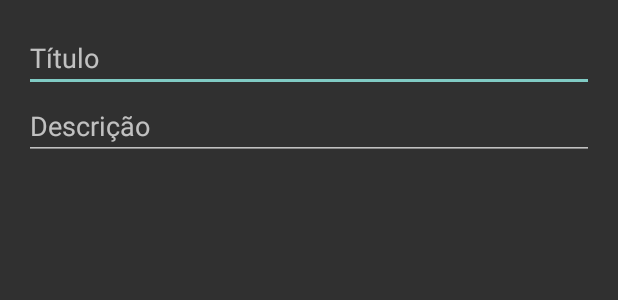
After one commit to matshw/appTarefas, an Android app built with Jetpack Compose: the layout dialog_editar.xml on its own in the app's theme, with its tools: preview values and no code run, on a phone screen of 412 x 824 dp. The commit adds this screen. Shown: the top 300 px of the screen. Run offline under Robolectric (Android 15) with nearby library versions, the phone set to English and light mode, and no system bars.

Commit message:
Finalização do layout

```diff
--- a/app/src/main/res/layout/activity_main.xml
+++ b/app/src/main/res/layout/activity_main.xml
@@ -3,8 +3,10 @@
     xmlns:app="http://schemas.android.com/apk/res-auto"
     xmlns:tools="http://schemas.android.com/tools"
     android:layout_width="match_parent"
+    android:id="@+id/idPrincipal"
     android:layout_height="match_parent"
-    android:background="@color/azulescuro">
+    android:background="@color/azulescuro"
+    >
 
     <ListView
 
@@ -71,5 +73,4 @@
         android:inputType="text"
         app:layout_constraintStart_toStartOf="parent"
         app:layout_constraintTop_toBottomOf="@+id/idTitulo" />
-
 </androidx.constraintlayout.widget.ConstraintLayout>
--- /dev/null
+++ b/app/src/main/res/layout/dialog_editar.xml
@@ -0,0 +1,20 @@
+<?xml version="1.0" encoding="utf-8"?>
+<LinearLayout xmlns:android="http://schemas.android.com/apk/res/android"
+    android:layout_width="match_parent"
+    android:layout_height="wrap_content"
+    android:orientation="vertical"
+    android:padding="16dp">
+
+    <EditText
+        android:id="@+id/idTitulo"
+        android:layout_width="match_parent"
+        android:layout_height="wrap_content"
+        android:hint="Título" />
+
+    <EditText
+        android:id="@+id/idDescricao"
+        android:layout_width="match_parent"
+        android:layout_height="wrap_content"
+        android:hint="Descrição" />
+
+</LinearLayout>
```
Also changed, not shown: app/src/main/java/br/mateus/appTarefas/MainActivity.java (+141 -29 lines), app/src/main/java/br/mateus/appTarefas/persistance/TarefaBD.java (+5 -4 lines), app/src/main/res/layout/linha.xml (+8 -3 lines).
